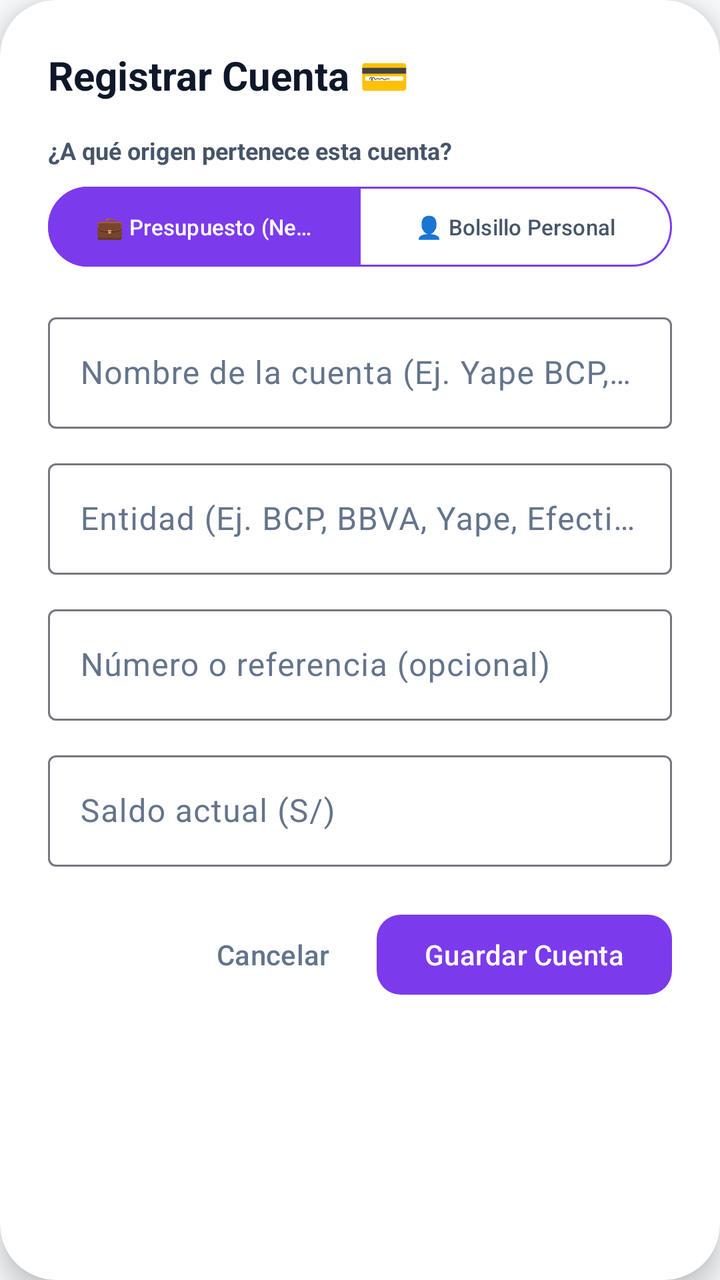
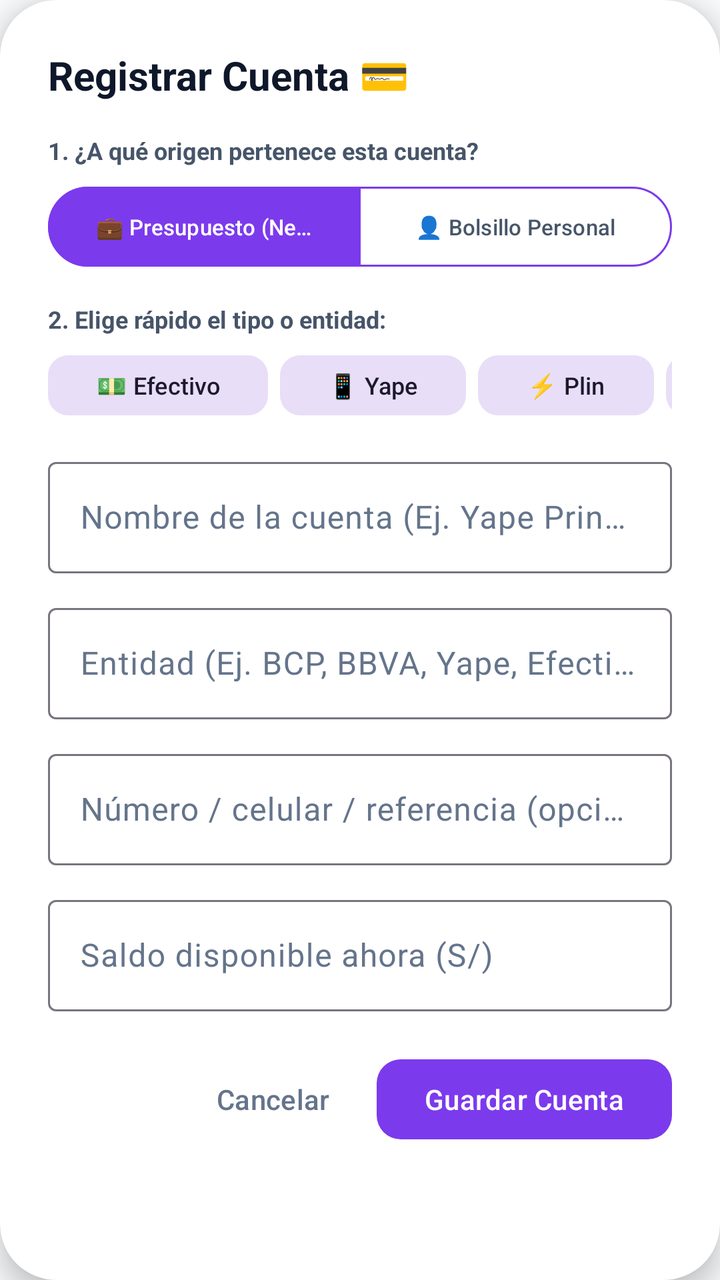

An Android layout rendered at two revisions. The XML below is the earlier revision; the diff shows what the commit changed to produce the second picture.
<!-- AndroidManifest.xml: application theme Theme.Gomezmart -->
<!-- res/layout/dialog_add_edit_account.xml -->
<?xml version="1.0" encoding="utf-8"?>
<com.google.android.material.card.MaterialCardView xmlns:android="http://schemas.android.com/apk/res/android"
    xmlns:app="http://schemas.android.com/apk/res-auto"
    android:layout_width="match_parent"
    android:layout_height="wrap_content"
    android:layout_margin="16dp"
    app:cardCornerRadius="28dp"
    app:cardElevation="8dp"
    app:strokeWidth="0dp"
    app:cardBackgroundColor="?attr/colorSurfaceContainer">

    <ScrollView
        android:layout_width="match_parent"
        android:layout_height="wrap_content">

        <LinearLayout
            android:layout_width="match_parent"
            android:layout_height="wrap_content"
            android:orientation="vertical"
            android:padding="24dp">

            <TextView
                android:id="@+id/tvAccountDialogTitle"
                android:layout_width="wrap_content"
                android:layout_height="wrap_content"
                android:text="Registrar Cuenta 💳"
                android:textSize="20sp"
                android:textStyle="bold"
                android:textColor="?attr/colorOnSurface"
                android:layout_marginBottom="16dp" />

            
            <TextView
                android:layout_width="wrap_content"
                android:layout_height="wrap_content"
                android:text="¿A qué origen pertenece esta cuenta?"
                android:textSize="12sp"
                android:textStyle="bold"
                android:textColor="@color/slate_600"
                android:layout_marginBottom="6dp" />

            <com.google.android.material.button.MaterialButtonToggleGroup
                android:id="@+id/toggleAccountOrigin"
                android:layout_width="match_parent"
                android:layout_height="wrap_content"
                android:layout_marginBottom="16dp"
                app:singleSelection="true"
                app:selectionRequired="true"
                app:checkedButton="@+id/btnOriginBusiness">

                <com.google.android.material.button.MaterialButton
                    android:id="@+id/btnOriginBusiness"
                    style="@style/Widget.App.Button.Toggle"
                    android:layout_width="0dp"
                    android:layout_height="wrap_content"
                    android:layout_weight="1"
                    android:text="💼 Presupuesto (Negocio)"
                    android:textSize="11sp" />

                <com.google.android.material.button.MaterialButton
                    android:id="@+id/btnOriginPersonal"
                    style="@style/Widget.App.Button.Toggle"
                    android:layout_width="0dp"
                    android:layout_height="wrap_content"
                    android:layout_weight="1"
                    android:text="👤 Bolsillo Personal"
                    android:textSize="11sp" />
            </com.google.android.material.button.MaterialButtonToggleGroup>

            
            <com.google.android.material.textfield.TextInputLayout
                style="@style/Widget.Material3.TextInputLayout.OutlinedBox"
                android:layout_width="match_parent"
                android:layout_height="wrap_content"
                android:hint="Nombre de la cuenta (Ej. Yape BCP, Bolsillo)"
                android:layout_marginBottom="12dp"
                app:cornerRadius="12dp">
                <com.google.android.material.textfield.TextInputEditText
                    android:id="@+id/etAccountName"
                    android:layout_width="match_parent"
                    android:layout_height="wrap_content"
                    android:inputType="textCapWords"
                    android:imeOptions="actionNext"
                    android:maxLines="1" />
            </com.google.android.material.textfield.TextInputLayout>

            
            <com.google.android.material.textfield.TextInputLayout
                style="@style/Widget.Material3.TextInputLayout.OutlinedBox"
                android:layout_width="match_parent"
                android:layout_height="wrap_content"
                android:hint="Entidad (Ej. BCP, BBVA, Yape, Efectivo)"
                android:layout_marginBottom="12dp"
                app:cornerRadius="12dp">
                <com.google.android.material.textfield.TextInputEditText
                    android:id="@+id/etAccountBank"
                    android:layout_width="match_parent"
                    android:layout_height="wrap_content"
                    android:inputType="textCapWords"
                    android:imeOptions="actionNext"
                    android:maxLines="1" />
            </com.google.android.material.textfield.TextInputLayout>

            
            <com.google.android.material.textfield.TextInputLayout
                style="@style/Widget.Material3.TextInputLayout.OutlinedBox"
                android:layout_width="match_parent"
                android:layout_height="wrap_content"
                android:hint="Número o referencia (opcional)"
                android:layout_marginBottom="12dp"
                app:cornerRadius="12dp">
                <com.google.android.material.textfield.TextInputEditText
                    android:id="@+id/etAccountNumber"
                    android:layout_width="match_parent"
                    android:layout_height="wrap_content"
                    android:inputType="text"
                    android:imeOptions="actionNext"
                    android:maxLines="1" />
            </com.google.android.material.textfield.TextInputLayout>

            
            <com.google.android.material.textfield.TextInputLayout
                style="@style/Widget.Material3.TextInputLayout.OutlinedBox"
                android:layout_width="match_parent"
                android:layout_height="wrap_content"
                android:hint="Saldo actual (S/)"
                app:prefixText="S/ "
                android:layout_marginBottom="20dp"
                app:cornerRadius="12dp">
                <com.google.android.material.textfield.TextInputEditText
                    android:id="@+id/etAccountBalance"
                    android:layout_width="match_parent"
                    android:layout_height="wrap_content"
                    android:inputType="numberDecimal"
                    android:imeOptions="actionDone"
                    android:maxLines="1" />
            </com.google.android.material.textfield.TextInputLayout>

            
            <LinearLayout
                android:layout_width="match_parent"
                android:layout_height="wrap_content"
                android:orientation="horizontal"
                android:gravity="end">

                <com.google.android.material.button.MaterialButton
                    android:id="@+id/btnCancelAccount"
                    style="@style/Widget.Material3.Button.TextButton"
                    android:layout_width="wrap_content"
                    android:layout_height="wrap_content"
                    android:text="Cancelar"
                    android:textColor="?attr/colorOnSurfaceVariant" />

                <com.google.android.material.button.MaterialButton
                    android:id="@+id/btnSaveAccount"
                    android:layout_width="wrap_content"
                    android:layout_height="wrap_content"
                    android:layout_marginStart="8dp"
                    android:text="Guardar Cuenta"
                    app:cornerRadius="12dp"
                    app:backgroundTint="@color/purple_600" />
            </LinearLayout>

        </LinearLayout>
    </ScrollView>
</com.google.android.material.card.MaterialCardView>
<!-- resources referenced by this layout -->
<resources>
  <color name="purple_600">#7C3AED</color>
  <color name="slate_600">#475569</color>
  <style name="Widget.App.Button.Toggle" parent="Widget.Material3.Button.OutlinedButton">
          <item name="android:textColor">@color/toggle_text_color</item>
          <item name="backgroundTint">@color/toggle_background_color</item>
          <item name="strokeColor">@color/purple_600</item>
      </style>
  <style name="Theme.Gomezmart" parent="Base.Theme.Gomezmart" />
  <style name="Base.Theme.Gomezmart" parent="Theme.Material3.DayNight.NoActionBar">
          <item name="colorPrimary">@color/purple_600</item>
          <item name="colorOnPrimary">@color/white</item>
          <item name="colorSecondary">@color/indigo_500</item>
          <item name="colorSurface">@color/slate_50</item>
          <item name="colorOnSurface">@color/slate_900</item>
          <item name="colorOnSurfaceVariant">@color/slate_500</item>
          <item name="colorSurfaceContainer">@color/white</item>
          <item name="android:windowBackground">@color/slate_50</item>
      </style>
  <color name="white">#FFFFFFFF</color>
  <color name="indigo_500">#6366F1</color>
  <color name="slate_50">#F8FAFC</color>
  <color name="slate_900">#0F172A</color>
  <color name="slate_500">#64748B</color>
</resources>

<!-- the commit's change to res/layout/dialog_add_edit_account.xml (unified diff, before → after) -->
@@ -33,7 +33,7 @@
             <TextView
                 android:layout_width="wrap_content"
                 android:layout_height="wrap_content"
-                android:text="¿A qué origen pertenece esta cuenta?"
+                android:text="1. ¿A qué origen pertenece esta cuenta?"
                 android:textSize="12sp"
                 android:textStyle="bold"
                 android:textColor="@color/slate_600"
@@ -43,7 +43,7 @@
                 android:id="@+id/toggleAccountOrigin"
                 android:layout_width="match_parent"
                 android:layout_height="wrap_content"
-                android:layout_marginBottom="16dp"
+                android:layout_marginBottom="14dp"
                 app:singleSelection="true"
                 app:selectionRequired="true"
                 app:checkedButton="@+id/btnOriginBusiness">
@@ -68,11 +68,93 @@
             </com.google.android.material.button.MaterialButtonToggleGroup>
 
             
-            <com.google.android.material.textfield.TextInputLayout
-                style="@style/Widget.Material3.TextInputLayout.OutlinedBox"
-                android:layout_width="match_parent"
-                android:layout_height="wrap_content"
-                android:hint="Nombre de la cuenta (Ej. Yape BCP, Bolsillo)"
+            <TextView
+                android:layout_width="wrap_content"
+                android:layout_height="wrap_content"
+                android:text="2. Elige rápido el tipo o entidad:"
+                android:textSize="12sp"
+                android:textStyle="bold"
+                android:textColor="@color/slate_600"
+                android:layout_marginBottom="6dp" />
+
+            <HorizontalScrollView
+                android:layout_width="match_parent"
+                android:layout_height="wrap_content"
+                android:scrollbars="none"
+                android:layout_marginBottom="14dp">
+
+                <LinearLayout
+                    android:layout_width="wrap_content"
+                    android:layout_height="wrap_content"
+                    android:orientation="horizontal">
+
+                    <com.google.android.material.button.MaterialButton
+                        android:id="@+id/btnPresetCash"
+                        style="@style/Widget.Material3.Button.TonalButton"
+                        android:layout_width="wrap_content"
+                        android:layout_height="38dp"
+                        android:text="💵 Efectivo"
+                        android:textSize="12sp"
+                        android:layout_marginEnd="6dp"
+                        app:cornerRadius="10dp" />
+
+                    <com.google.android.material.button.MaterialButton
+                        android:id="@+id/btnPresetYape"
+                        style="@style/Widget.Material3.Button.TonalButton"
+                        android:layout_width="wrap_content"
+                        android:layout_height="38dp"
+                        android:text="📱 Yape"
+                        android:textSize="12sp"
+                        android:layout_marginEnd="6dp"
+                        app:cornerRadius="10dp" />
+
+                    <com.google.android.material.button.MaterialButton
+                        android:id="@+id/btnPresetPlin"
+                        style="@style/Widget.Material3.Button.TonalButton"
+                        android:layout_width="wrap_content"
+                        android:layout_height="38dp"
+                        android:text="⚡ Plin"
+                        android:textSize="12sp"
+                        android:layout_marginEnd="6dp"
+                        app:cornerRadius="10dp" />
+
+                    <com.google.android.material.button.MaterialButton
+                        android:id="@+id/btnPresetBcp"
+                        style="@style/Widget.Material3.Button.TonalButton"
+                        android:layout_width="wrap_content"
+                        android:layout_height="38dp"
+                        android:text="🟦 BCP"
+                        android:textSize="12sp"
+                        android:layout_marginEnd="6dp"
+                        app:cornerRadius="10dp" />
+
+                    <com.google.android.material.button.MaterialButton
+                        android:id="@+id/btnPresetBbva"
+                        style="@style/Widget.Material3.Button.TonalButton"
+                        android:layout_width="wrap_content"
+                        android:layout_height="38dp"
+                        android:text="🔷 BBVA"
+                        android:textSize="12sp"
+                        android:layout_marginEnd="6dp"
+                        app:cornerRadius="10dp" />
+
+                    <com.google.android.material.button.MaterialButton
+                        android:id="@+id/btnPresetInterbank"
+                        style="@style/Widget.Material3.Button.TonalButton"
+                        android:layout_width="wrap_content"
+                        android:layout_height="38dp"
+                        android:text="🟩 Interbank"
+                        android:textSize="12sp"
+                        app:cornerRadius="10dp" />
+                </LinearLayout>
+            </HorizontalScrollView>
+
+            
+            <com.google.android.material.textfield.TextInputLayout
+                style="@style/Widget.Material3.TextInputLayout.OutlinedBox"
+                android:layout_width="match_parent"
+                android:layout_height="wrap_content"
+                android:hint="Nombre de la cuenta (Ej. Yape Principal, Caja)"
                 android:layout_marginBottom="12dp"
                 app:cornerRadius="12dp">
                 <com.google.android.material.textfield.TextInputEditText
@@ -106,7 +188,7 @@
                 style="@style/Widget.Material3.TextInputLayout.OutlinedBox"
                 android:layout_width="match_parent"
                 android:layout_height="wrap_content"
-                android:hint="Número o referencia (opcional)"
+                android:hint="Número / celular / referencia (opcional)"
                 android:layout_marginBottom="12dp"
                 app:cornerRadius="12dp">
                 <com.google.android.material.textfield.TextInputEditText
@@ -123,7 +205,7 @@
                 style="@style/Widget.Material3.TextInputLayout.OutlinedBox"
                 android:layout_width="match_parent"
                 android:layout_height="wrap_content"
-                android:hint="Saldo actual (S/)"
+                android:hint="Saldo disponible ahora (S/)"
                 app:prefixText="S/ "
                 android:layout_marginBottom="20dp"
                 app:cornerRadius="12dp">
